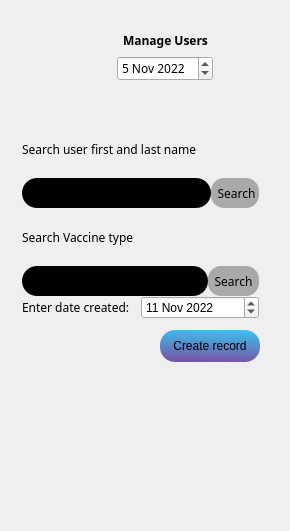
Before: the Qt Designer form MyCovidRecord/manageusers.ui in gagabon501/cs106-2, drawn with Qt 5.
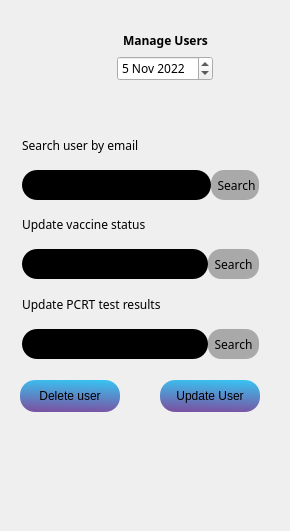
After: the same form once the commit is applied. Icons and pictures are not drawn.

```diff
--- a/MyCovidRecord/manageusers.ui
+++ b/MyCovidRecord/manageusers.ui
@@ -204,7 +204,7 @@
       <x>20</x>
       <y>120</y>
       <width>241</width>
-      <height>211</height>
+      <height>251</height>
      </rect>
     </property>
     <layout class="QVBoxLayout" name="verticalLayout_3">
@@ -234,7 +234,7 @@
         <string notr="true">background-color: none;</string>
        </property>
        <property name="text">
-        <string>Search user first and last name</string>
+        <string>Search user by email</string>
        </property>
        <property name="margin">
         <number>6</number>
@@ -301,7 +301,7 @@
         <string notr="true">background-color: none;</string>
        </property>
        <property name="text">
-        <string>Search Vaccine type</string>
+        <string>Update vaccine status</string>
        </property>
        <property name="margin">
         <number>6</number>
@@ -374,31 +374,63 @@
           <string notr="true">background-color: none;</string>
          </property>
          <property name="text">
-          <string>Enter date created:</string>
+          <string>Update PCRT test results</string>
          </property>
          <property name="margin">
           <number>6</number>
          </property>
         </widget>
        </item>
+      </layout>
+     </item>
+     <item>
+      <layout class="QHBoxLayout" name="horizontalLayout_4">
        <item>
-        <widget class="QDateEdit" name="dateEdit_2">
-         <property name="dateTime">
-          <datetime>
-           <hour>9</hour>
-           <minute>0</minute>
-           <second>0</second>
-           <year>2022</year>
-           <month>11</month>
-           <day>11</day>
-          </datetime>
+        <widget class="QLineEdit" name="SearchVaccForm_2">
+         <property name="maximumSize">
+          <size>
+           <width>16777215</width>
+           <height>30</height>
+          </size>
          </property>
-         <property name="maximumTime">
-          <time>
-           <hour>11</hour>
-           <minute>59</minute>
-           <second>59</second>
-          </time>
+         <property name="styleSheet">
+          <string notr="true">border-radius: 15px;
+background-color: #000;</string>
+         </property>
+        </widget>
+       </item>
+       <item>
+        <widget class="QPushButton" name="vaccineType_2">
+         <property name="minimumSize">
+          <size>
+           <width>0</width>
+           <height>30</height>
+          </size>
+         </property>
+         <property name="maximumSize">
+          <size>
+           <width>16777215</width>
+           <height>16777215</height>
+          </size>
+         </property>
+         <property name="font">
+          <font>
+           <family>Raleway</family>
+           <bold>false</bold>
+          </font>
+         </property>
+         <property name="styleSheet">
+          <string notr="true">border-radius: 13px;
+background-color: rgb(169, 169, 169);
+color: black;
+
+</string>
+         </property>
+         <property name="text">
+          <string>  Search  </string>
+         </property>
+         <property name="autoRepeatDelay">
+          <number>300</number>
          </property>
         </widget>
        </item>
@@ -406,11 +438,28 @@
      </item>
     </layout>
    </widget>
-   <widget class="QPushButton" name="createRecord">
+   <widget class="QPushButton" name="deleteUser">
+    <property name="geometry">
+     <rect>
+      <x>20</x>
+      <y>380</y>
+      <width>100</width>
+      <height>32</height>
+     </rect>
+    </property>
+    <property name="styleSheet">
+     <string notr="true">border-radius: 15px;
+background-color: qlineargradient(spread:pad, x1:0.9, y1:1, x2:1, y2:0, stop:0 rgb(119, 87, 165), stop:1 rgb(55, 197, 243));</string>
+    </property>
+    <property name="text">
+     <string>Delete user</string>
+    </property>
+   </widget>
+   <widget class="QPushButton" name="updatUse">
     <property name="geometry">
      <rect>
       <x>160</x>
-      <y>330</y>
+      <y>380</y>
       <width>100</width>
       <height>32</height>
      </rect>
@@ -420,7 +469,7 @@
 background-color: qlineargradient(spread:pad, x1:0.9, y1:1, x2:1, y2:0, stop:0 rgb(119, 87, 165), stop:1 rgb(55, 197, 243));</string>
     </property>
     <property name="text">
-     <string>Create record</string>
+     <string>Update User</string>
     </property>
    </widget>
   </widget>
```
Left out of the diff: 2 changed lines with no effect on the pictures.
